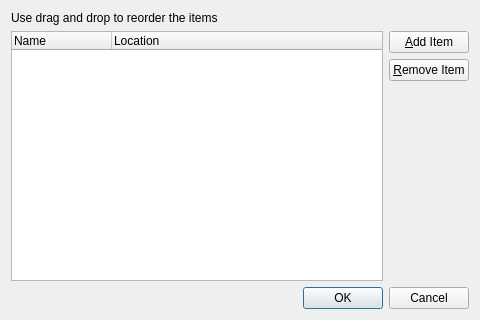
Qt form src/edit-bookmarks.ui (lxqt/libfm-qt) before a commit.
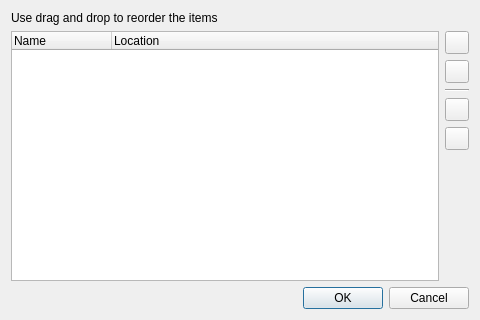
The same form after that commit. Icons and pictures are not drawn.

Commit message: Compact-ify and improve Edit Bookmarks buttons

Patch:
```diff
--- a/src/edit-bookmarks.ui
+++ b/src/edit-bookmarks.ui
@@ -59,9 +59,36 @@
    <item row="1" column="1">
     <layout class="QVBoxLayout" name="verticalLayout">
      <item>
-      <widget class="QPushButton" name="addItem">
-       <property name="text">
-        <string>&amp;Add Item</string>
+      <widget class="QToolButton" name="itemUp">
+       <property name="toolTip">
+        <string>Move up</string>
+       </property>
+       <property name="icon">
+        <iconset theme="go-up"/>
+       </property>
+      </widget>
+     </item>
+     <item>
+      <widget class="QToolButton" name="itemDown">
+       <property name="toolTip">
+        <string>Move down</string>
+       </property>
+       <property name="icon">
+        <iconset theme="go-down"/>
+       </property>
+      </widget>
+     </item>
+     <item>
+      <widget class="Line" name="line">
+       <property name="orientation">
+        <enum>Qt::Horizontal</enum>
+       </property>
+      </widget>
+     </item>
+     <item>
+      <widget class="QToolButton" name="addItem">
+       <property name="toolTip">
+        <string>Add</string>
        </property>
        <property name="icon">
         <iconset theme="list-add"/>
@@ -69,9 +96,9 @@
       </widget>
      </item>
      <item>
-      <widget class="QPushButton" name="removeItem">
-       <property name="text">
-        <string>&amp;Remove Item</string>
+      <widget class="QToolButton" name="removeItem">
+       <property name="toolTip">
+        <string>Remove</string>
        </property>
        <property name="icon">
         <iconset theme="list-remove"/>
```
The commit also changes 1 other file.
